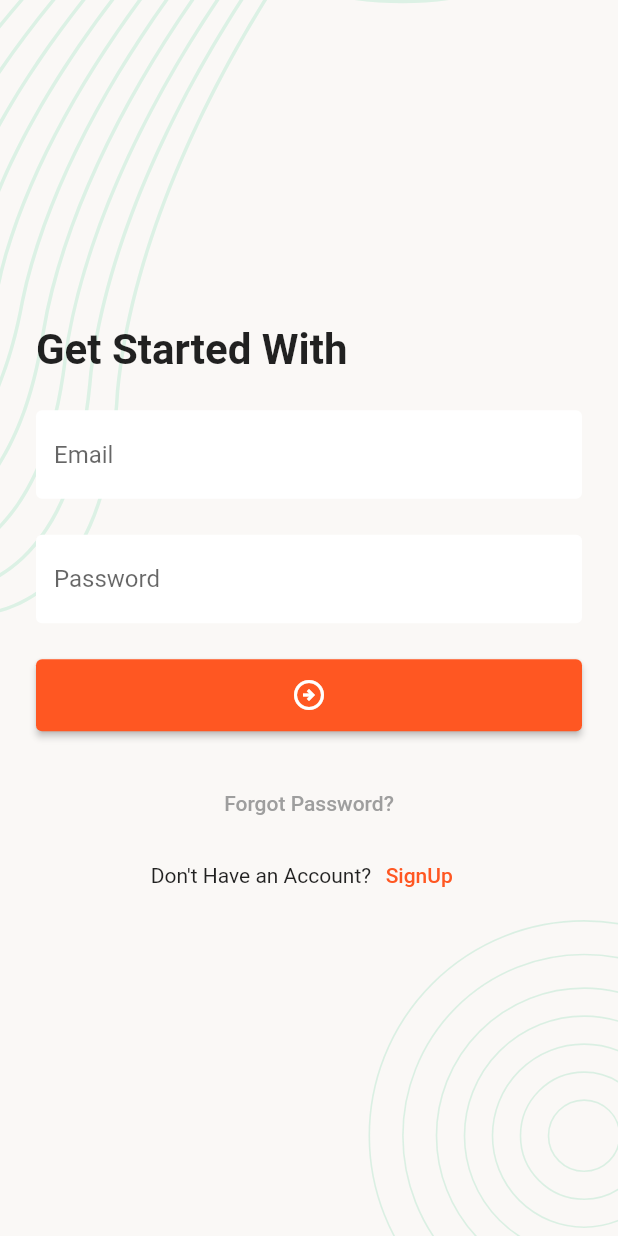
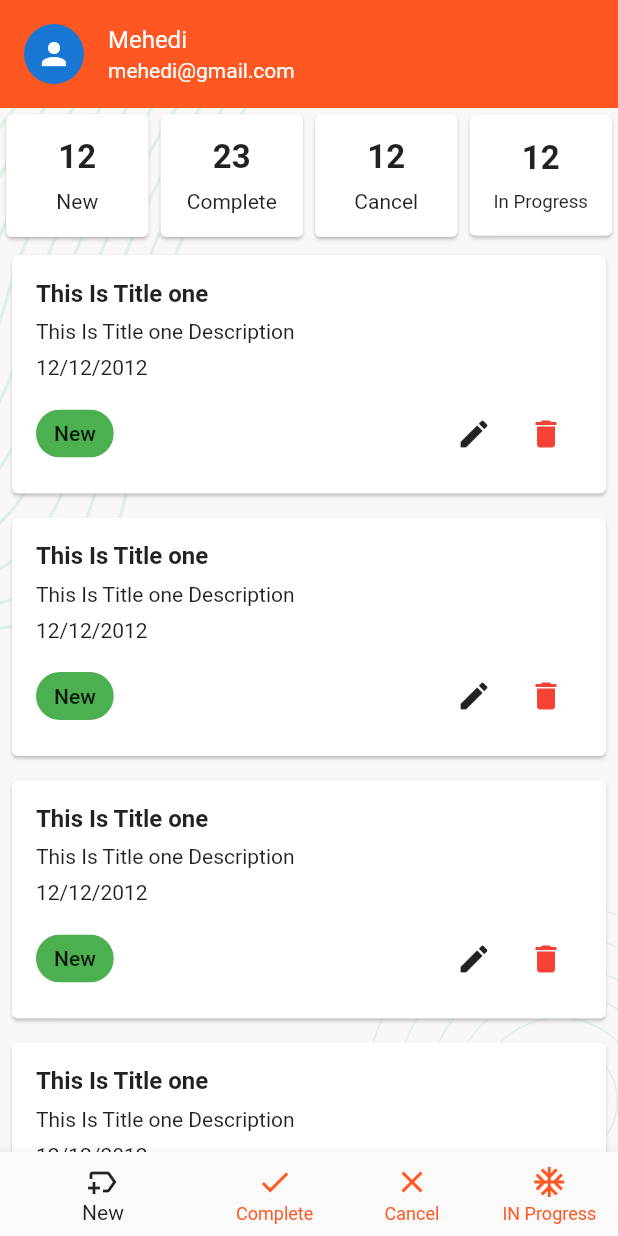
Before and after one commit to mmhedihasan/myfirstflutter, a Flutter app: the screen it shows after launch, after a tap on the "arrow circle right" icon, on a phone screen of 412 x 824 dp. Run offline on Flutter 3.47's test engine with Material 2 defaults, Android fonts, the phone set to English and light mode, and no system bars; our stand-ins replace flutter_svg, pin_code_fields.

Commit message:
Card Widget Item, Task Widget Item, New Task Item, Complete Task Item, Cancel Task Item, Inprogress Task Item, DashboardCard Item, Dashboard Bottom Navbar, Dashboard All Page Task Item Design

```diff
--- a/lib/main.dart
+++ b/lib/main.dart
@@ -1,5 +1,6 @@
 import 'package:flutter/material.dart';
 import 'package:mynewapp/ui/screens/login.dart';
+import 'package:mynewapp/ui/screens/main_bottom_navbar_item.dart';
 
 
 
--- /dev/null
+++ b/lib/ui/screens/cancel_task_item.dart
@@ -0,0 +1,31 @@
+import 'package:flutter/material.dart';
+
+import '../widget/screen_background_widget.dart';
+import '../widget/task_widget_item.dart';
+
+class CancelTaskItem extends StatefulWidget {
+  const CancelTaskItem({Key? key}) : super(key: key);
+
+  @override
+  State<CancelTaskItem> createState() => _CancelTaskItemState();
+}
+
+class _CancelTaskItemState extends State<CancelTaskItem> {
+  @override
+  Widget build(BuildContext context) {
+    return ScreenBackground(widget: ListView.builder(
+        itemCount: 12,
+        itemBuilder: (context, index){
+          return TaskWidgetItem(
+            title: "This Is Title one",
+            description: "This Is Title one Description",
+            date: "12/12/2012",
+            type: "Cancel",
+            onEditPress: (){},
+            onDeletePress: (){},
+          );
+        }
+
+    ),);
+  }
+}
--- /dev/null
+++ b/lib/ui/screens/complete_task_item.dart
@@ -0,0 +1,33 @@
+import 'package:flutter/material.dart';
+
+import '../utils/textstyle.dart';
+import '../widget/screen_background_widget.dart';
+import '../widget/task_widget_item.dart';
+
+class CompleteTaskItem extends StatefulWidget {
+  const CompleteTaskItem({Key? key}) : super(key: key);
+
+  @override
+  State<CompleteTaskItem> createState() => _CompleteTaskItemState();
+}
+
+class _CompleteTaskItemState extends State<CompleteTaskItem> {
+  @override
+  Widget build(BuildContext context) {
+    return ScreenBackground(widget: ListView.builder(
+        itemCount: 12,
+        itemBuilder: (context, index){
+          return TaskWidgetItem(
+            title: "This Is Title one",
+            description: "This Is Title one Description",
+            date: "12/12/2012",
+            type: "Complete",
+            onEditPress: (){},
+            onDeletePress: (){},
+          );
+
+        }
+
+    ),);
+  }
+}
--- /dev/null
+++ b/lib/ui/screens/inprogress_task_item.dart
@@ -0,0 +1,31 @@
+import 'package:flutter/material.dart';
+
+import '../widget/screen_background_widget.dart';
+import '../widget/task_widget_item.dart';
+
+class InProgressTaskItem extends StatefulWidget {
+  const InProgressTaskItem({Key? key}) : super(key: key);
+
+  @override
+  State<InProgressTaskItem> createState() => _InProgressTaskItemState();
+}
+
+class _InProgressTaskItemState extends State<InProgressTaskItem> {
+  @override
+  Widget build(BuildContext context) {
+    return ScreenBackground(widget: ListView.builder(
+        itemCount: 12,
+        itemBuilder: (context, index){
+          return TaskWidgetItem(
+            title: "This Is Title one",
+            description: "This Is Title one Description",
+            date: "12/12/2012",
+            type: "In Progress",
+            onEditPress: (){},
+            onDeletePress: (){},
+          );
+        }
+
+    ),);
+  }
+}
--- a/lib/ui/screens/login.dart
+++ b/lib/ui/screens/login.dart
@@ -1,4 +1,5 @@
 import 'package:flutter/material.dart';
+import 'package:mynewapp/ui/screens/main_bottom_navbar_item.dart';
 import 'package:mynewapp/ui/screens/signup_screen.dart';
 import 'package:mynewapp/ui/widget/screen_background_widget.dart';
 import '../utils/textstyle.dart';
@@ -39,7 +40,12 @@ class _LoginScreenState extends State<LoginScreen> {
             const SizedBox(height: 24),
             AppButtonWidget(
               child: const Icon(Icons.arrow_circle_right_outlined),
-              onTap: () {},
+              onTap: () {
+                Navigator.pushAndRemoveUntil(
+                    context,
+                    MaterialPageRoute(builder: (context) => const MainBottomNavbar()),
+                    (route) => false);
+              },
             ),
             const SizedBox(height: 24),
             Row(
@@ -47,7 +53,10 @@ class _LoginScreenState extends State<LoginScreen> {
               children: [
                 TextButton(
                     onPressed: () {
-                      Navigator.push(context, MaterialPageRoute(builder: (context)=> const EmailVerification()));
+                      Navigator.push(
+                          context,
+                          MaterialPageRoute(
+                              builder: (context) => const EmailVerification()));
                     },
                     child: const Text(
                       "Forgot Password?",
@@ -57,11 +66,17 @@ class _LoginScreenState extends State<LoginScreen> {
             ),
             SignupTextWidget(
               text: const Text("Don't Have an Account?"),
-              child: const Text('SignUp', style: TextStyle(
-                color: Colors.deepOrange,
-              ),),
-              onTap: (){
-                Navigator.push(context, MaterialPageRoute(builder: (context)=>const SignUpScreen()));
+              child: const Text(
+                'SignUp',
+                style: TextStyle(
+                  color: Colors.deepOrange,
+                ),
+              ),
+              onTap: () {
+                Navigator.push(
+                    context,
+                    MaterialPageRoute(
+                        builder: (context) => const SignUpScreen()));
               },
             )
           ],
--- /dev/null
+++ b/lib/ui/screens/main_bottom_navbar_item.dart
@@ -0,0 +1,55 @@
+import 'package:flutter/material.dart';
+import 'package:mynewapp/ui/screens/cancel_task_item.dart';
+import 'package:mynewapp/ui/screens/complete_task_item.dart';
+import 'package:mynewapp/ui/screens/inprogress_task_item.dart';
+import 'package:mynewapp/ui/screens/new_item.dart';
+import 'package:mynewapp/ui/widget/screen_background_widget.dart';
+
+import '../widget/user_profile_update.dart';
+
+class MainBottomNavbar extends StatefulWidget {
+  const MainBottomNavbar({Key? key}) : super(key: key);
+
+  @override
+  State<MainBottomNavbar> createState() => _MainBottomNavbarState();
+}
+
+class _MainBottomNavbarState extends State<MainBottomNavbar> {
+  int _selectedScreen=0;
+  final List<Widget>screens=const[
+    NewTaskItem(),
+    CompleteTaskItem(),
+    CancelTaskItem(),
+    InProgressTaskItem(),
+  ];
+  @override
+  Widget build(BuildContext context) {
+    return Scaffold(
+      body:Column(
+          children: [
+              const UserProfileUpdate(),
+            Expanded(child: screens[_selectedScreen])
+          ],
+      ),
+        bottomNavigationBar: BottomNavigationBar(
+          backgroundColor: Colors.white,
+          selectedItemColor: Colors.black87,
+          unselectedItemColor: Colors.deepOrange,
+          showUnselectedLabels: true,
+          currentIndex: _selectedScreen,
+          onTap: (index){
+            setState(() {
+              _selectedScreen=index;
+            });
+          },
+          items: const [
+            BottomNavigationBarItem(icon: Icon(Icons.new_label_outlined), label: "New"),
+            BottomNavigationBarItem(icon: Icon(Icons.done), label: "Complete"),
+            BottomNavigationBarItem(icon: Icon(Icons.close), label: "Cancel"),
+            BottomNavigationBarItem(icon: Icon(Icons.ac_unit), label: "IN Progress"),
+
+          ],
+        ),
+    );
+  }
+}
--- /dev/null
+++ b/lib/ui/screens/new_item.dart
@@ -0,0 +1,66 @@
+import 'package:flutter/material.dart';
+import 'package:mynewapp/ui/widget/screen_background_widget.dart';
+
+import '../widget/card_widget_item.dart';
+import '../widget/task_widget_item.dart';
+
+class NewTaskItem extends StatefulWidget {
+  const NewTaskItem({Key? key}) : super(key: key);
+
+  @override
+  State<NewTaskItem> createState() => _NewTaskItemState();
+}
+
+class _NewTaskItemState extends State<NewTaskItem> {
+  @override
+  Widget build(BuildContext context) {
+    return ScreenBackground(
+        widget: Column(
+      children: [
+        Row(
+          children: const [
+            Expanded(
+              child: CardWidgetItem(
+                textOfScreen: 12,
+                typeOfScreen: "New",
+              ),
+            ),
+            Expanded(
+              child: CardWidgetItem(
+                textOfScreen: 23,
+                typeOfScreen: "Complete",
+              ),
+            ),
+            Expanded(
+              child: CardWidgetItem(
+                textOfScreen: 12,
+                typeOfScreen: "Cancel",
+              ),
+            ),
+            Expanded(
+              child: CardWidgetItem(
+                textOfScreen: 12,
+                typeOfScreen: "In Progress",
+              ),
+            ),
+          ],
+        ),
+        Expanded(
+            child: ListView.builder(
+                itemCount: 12,
+                itemBuilder: (context, index){
+                  return TaskWidgetItem(
+                    title: "This Is Title one",
+                    description: "This Is Title one Description",
+                    date: "12/12/2012",
+                    type: "New",
+                    onEditPress: (){},
+                    onDeletePress: (){},
+                  );
+                }
+
+            ))
+      ],
+    ));
+  }
+}
--- /dev/null
+++ b/lib/ui/widget/card_widget_item.dart
@@ -0,0 +1,32 @@
+import 'package:flutter/material.dart';
+
+class CardWidgetItem extends StatelessWidget {
+  const CardWidgetItem({
+    super.key,
+    required this.textOfScreen,
+    required this.typeOfScreen,
+  });
+
+  final int textOfScreen;
+  final String typeOfScreen;
+
+  @override
+  Widget build(BuildContext context) {
+    return Card(
+        child: Padding(
+          padding: const EdgeInsets.all(16.0),
+          child: Column(
+            children: [
+              Text(
+                textOfScreen.toString(),
+                style: TextStyle(fontSize: 22, fontWeight: FontWeight.bold),
+              ),
+              SizedBox(
+                height: 8,
+              ),
+              FittedBox(child: Text(typeOfScreen)),
+            ],
+          ),
+        ));
+  }
+}
--- /dev/null
+++ b/lib/ui/widget/task_widget_item.dart
@@ -0,0 +1,67 @@
+import 'package:flutter/material.dart';
+
+class TaskWidgetItem extends StatelessWidget {
+  const TaskWidgetItem({
+    super.key,
+    required this.title,
+    required this.description,
+    required this.date,
+    required this.type,
+    required this.onEditPress,
+    required this.onDeletePress,
+  });
+
+  final String title, description, date, type;
+  final VoidCallback onEditPress, onDeletePress;
+
+  @override
+  Widget build(BuildContext context) {
+    return Card(
+      margin: EdgeInsets.all(8),
+      child: Padding(
+        padding: const EdgeInsets.all(16.0),
+        child: Column(
+          crossAxisAlignment: CrossAxisAlignment.start,
+          children: [
+            Text(
+              title,
+              style: TextStyle(
+                fontWeight: FontWeight.bold,
+                fontSize: 16,
+              ),
+            ),
+            SizedBox(
+              height: 8,
+            ),
+            Text(description),
+            SizedBox(
+              height: 8,
+            ),
+            Text(date),
+            SizedBox(
+              height: 12,
+            ),
+            Row(
+              children: [
+                Chip(
+                  label: Text(type),
+                  backgroundColor: Colors.green,
+                ),
+                Spacer(),
+                IconButton(
+                  onPressed: onEditPress,
+                  icon: Icon(Icons.edit),
+                ),
+                IconButton(
+                  onPressed: onDeletePress,
+                  icon: Icon(Icons.delete),
+                  color: Colors.red,
+                ),
+              ],
+            )
+          ],
+        ),
+      ),
+    );
+  }
+}
--- /dev/null
+++ b/lib/ui/widget/user_profile_update.dart
@@ -0,0 +1,19 @@
+import 'package:flutter/material.dart';
+
+class UserProfileUpdate extends StatelessWidget {
+  const UserProfileUpdate({
+    super.key,
+  });
+
+  @override
+  Widget build(BuildContext context) {
+    return const ListTile(
+      leading: CircleAvatar(child: Icon(Icons.person)),
+      contentPadding: EdgeInsets.symmetric(horizontal: 16),
+      tileColor: Colors.deepOrange,
+      title: Text("Mehedi"),
+      subtitle: Text("mehedi@gmail.com"),
+      textColor: Colors.white,
+    );
+  }
+}
```
Also changed, not shown: lib/ui/utils/textstyle.dart (line endings or trailing spaces).
